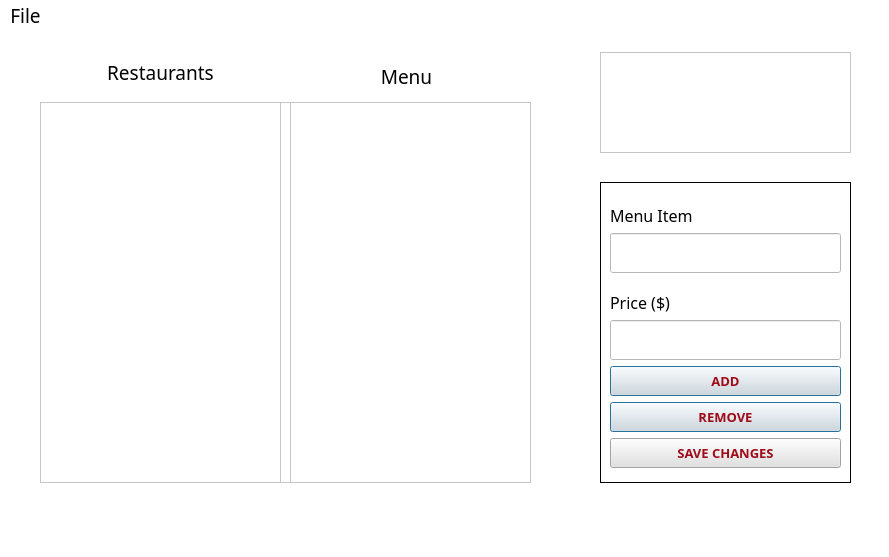
This is debugmenu.ui in DannyCamacho/SaddlebackEats as Qt 5 draws it before an edit. The edited form follows.
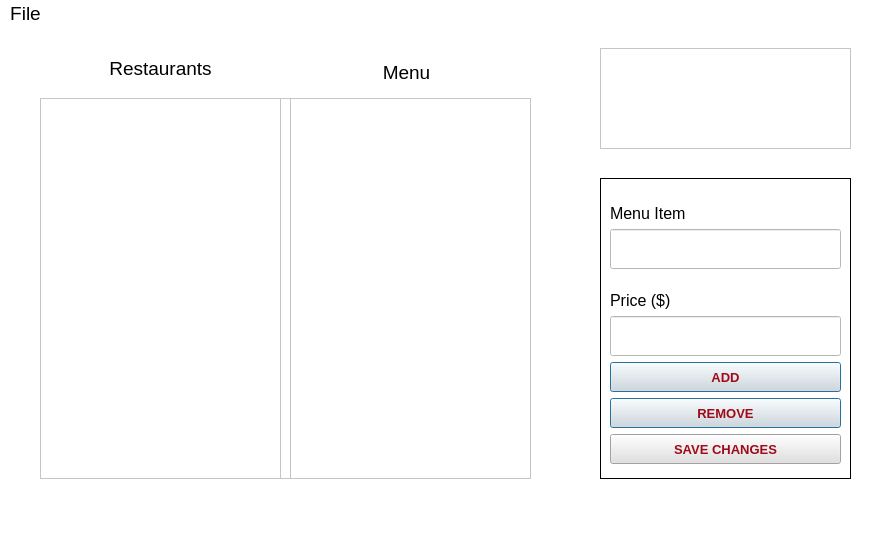
This is the edited form. Icons and pictures are not drawn.

Commit message: change of focus for tableView on debugmenu.ui

```diff
--- a/debugmenu.ui
+++ b/debugmenu.ui
@@ -11,9 +11,7 @@
    </rect>
   </property>
   <property name="font">
-   <font>
-    <family>Bahnschrift</family>
-   </font>
+   <font/>
   </property>
   <property name="windowTitle">
    <string>Administrative Debug Menu</string>
@@ -84,7 +82,6 @@
      </property>
      <property name="font">
       <font>
-       <family>Bahnschrift</family>
        <pointsize>11</pointsize>
       </font>
      </property>
@@ -155,7 +152,6 @@
      </property>
      <property name="font">
       <font>
-       <family>Bahnschrift</family>
        <pointsize>11</pointsize>
       </font>
      </property>
@@ -234,7 +230,6 @@
      </property>
      <property name="font">
       <font>
-       <family>Bahnschrift</family>
        <pointsize>14</pointsize>
       </font>
      </property>
@@ -260,7 +255,6 @@
      </property>
      <property name="font">
       <font>
-       <family>Bahnschrift</family>
        <pointsize>14</pointsize>
       </font>
      </property>
@@ -315,7 +309,6 @@
         </property>
         <property name="font">
          <font>
-          <family>Bahnschrift</family>
           <pointsize>12</pointsize>
          </font>
         </property>
@@ -344,7 +337,6 @@
         </property>
         <property name="font">
          <font>
-          <family>Bahnschrift</family>
           <pointsize>11</pointsize>
          </font>
         </property>
@@ -370,7 +362,6 @@
         </property>
         <property name="font">
          <font>
-          <family>Bahnschrift</family>
           <pointsize>12</pointsize>
          </font>
         </property>
@@ -399,7 +390,6 @@
         </property>
         <property name="font">
          <font>
-          <family>Bahnschrift</family>
           <pointsize>11</pointsize>
          </font>
         </property>
@@ -425,9 +415,7 @@
         </property>
         <property name="font">
          <font>
-          <family>Segoe UI Semibold</family>
           <pointsize>10</pointsize>
-          <weight>75</weight>
           <bold>true</bold>
          </font>
         </property>
@@ -462,9 +450,7 @@
         </property>
         <property name="font">
          <font>
-          <family>Segoe UI Semibold</family>
           <pointsize>10</pointsize>
-          <weight>75</weight>
           <bold>true</bold>
          </font>
         </property>
@@ -493,9 +479,7 @@
         </property>
         <property name="font">
          <font>
-          <family>Segoe UI Semibold</family>
           <pointsize>10</pointsize>
-          <weight>75</weight>
           <bold>true</bold>
          </font>
         </property>
@@ -518,12 +502,11 @@
      <x>0</x>
      <y>0</y>
      <width>889</width>
-     <height>28</height>
+     <height>24</height>
     </rect>
    </property>
    <property name="font">
     <font>
-     <family>Bahnschrift</family>
      <pointsize>14</pointsize>
     </font>
    </property>
@@ -534,7 +517,6 @@
    <widget class="QMenu" name="menuFile">
     <property name="font">
      <font>
-      <family>Bahnschrift</family>
       <pointsize>14</pointsize>
      </font>
     </property>
```
Left out of the diff: 12 changed lines with no effect on the pictures.
